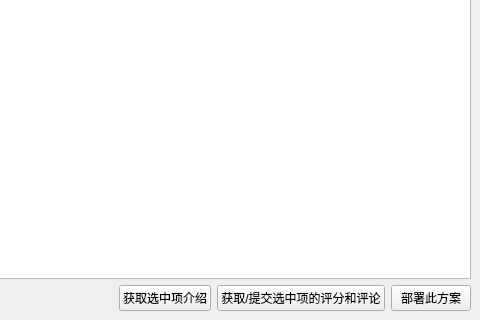
Above: UI/AutoConfig.ui from gfdgd-xi/uengine-runner before the change; both pictures show x 320 to 800 and y 280 to 600 of the 800 by 600 pixel window. Below: the same form after it.
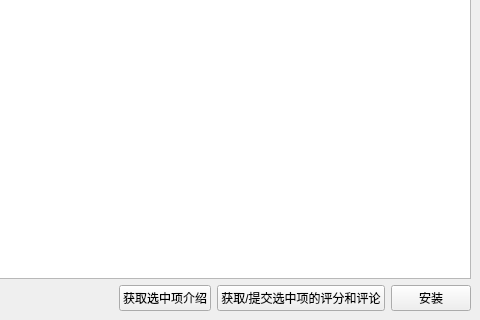
That is the form after the change.

What changed in the file:
```diff
--- a/UI/AutoConfig.ui
+++ b/UI/AutoConfig.ui
@@ -71,7 +71,7 @@
       <item>
        <widget class="QPushButton" name="runBotton">
         <property name="text">
-         <string>部署此方案</string>
+         <string>安装</string>
         </property>
        </widget>
       </item>
```
